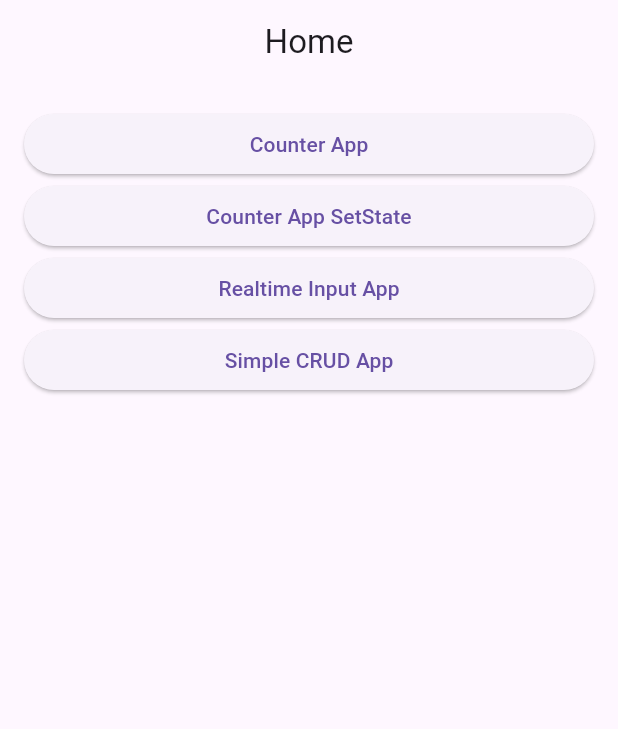
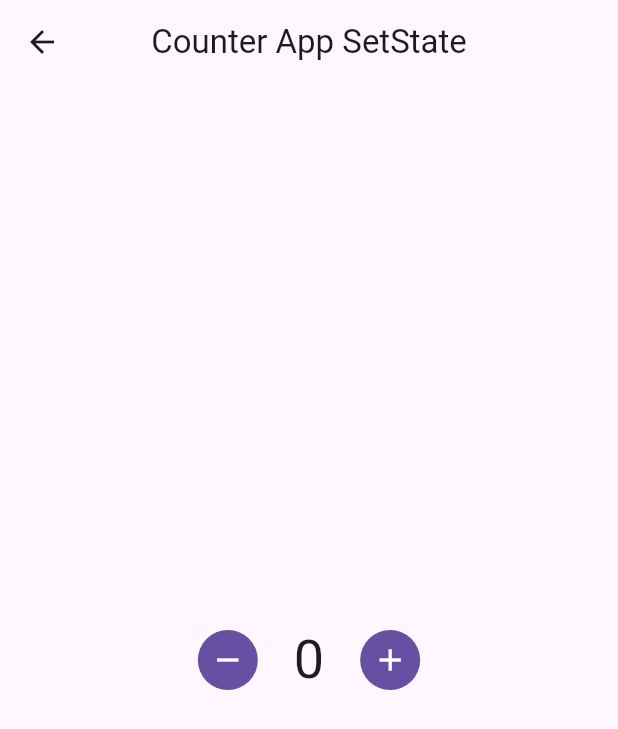
Before and after one commit to HarunNurahman/learn-getx, a Flutter app: the screen it shows after launch, after a tap on "Counter App SetState", on a phone screen of 412 x 824 dp. Shown: the top 729 px of the screen. Run offline on Flutter 3.47's test engine with Material 3 defaults, Android fonts, the light colour scheme and no system bars; our stand-ins replace get; missing offline and left inert: d_input, d_method.

Commit message:
Create GetX function

```diff
--- a/lib/main.dart
+++ b/lib/main.dart
@@ -1,5 +1,6 @@
 import 'package:flutter/material.dart';
 import 'package:flutter_learn_getx/pages/home.dart';
+import 'package:get/get.dart';
 
 void main() {
   runApp(const MainApp());
@@ -10,7 +11,8 @@ class MainApp extends StatelessWidget {
 
   @override
   Widget build(BuildContext context) {
-    return MaterialApp(
+    return GetMaterialApp(
+      debugShowCheckedModeBanner: false,
       theme: ThemeData(useMaterial3: true),
       home: const HomePage(),
     );
--- /dev/null
+++ b/lib/pages/counter_app_setstate.dart
@@ -0,0 +1,66 @@
+import 'package:d_method/d_method.dart';
+import 'package:flutter/material.dart';
+
+class CounterAppSetState extends StatefulWidget {
+  const CounterAppSetState({super.key});
+
+  @override
+  State<CounterAppSetState> createState() => _CounterAppSetStateState();
+}
+
+class _CounterAppSetStateState extends State<CounterAppSetState> {
+  int counterNumber = 0;
+
+  @override
+  void initState() {
+    DMethod.printBasic('initState() - CounterAppSetState');
+    super.initState();
+  }
+
+  @override
+  void dispose() {
+    DMethod.printBasic('dispose() - CounterAppSetState');
+    super.dispose();
+  }
+
+  @override
+  Widget build(BuildContext context) {
+    DMethod.printBasic('build() - CounterAppSetState');
+
+    return Scaffold(
+      appBar: AppBar(
+        title: const Text('Counter App SetState'),
+        centerTitle: true,
+      ),
+      body: Center(
+        child: Row(
+          mainAxisAlignment: MainAxisAlignment.center,
+          children: [
+            IconButton.filled(
+              onPressed: () {
+                counterNumber -= 1;
+                setState(() {});
+                print(counterNumber);
+              },
+              icon: const Icon(Icons.remove),
+            ),
+            const SizedBox(width: 20),
+            Text(
+              '$counterNumber',
+              style: Theme.of(context).textTheme.displaySmall,
+            ),
+            const SizedBox(width: 20),
+            IconButton.filled(
+              onPressed: () {
+                counterNumber += 1;
+                setState(() {});
+                print(counterNumber);
+              },
+              icon: const Icon(Icons.add),
+            ),
+          ],
+        ),
+      ),
+    );
+  }
+}
```
Also changed, not shown: lib/pages/counter_app.dart (added, +48 -0 lines), lib/pages/home.dart (+13 -3 lines), lib/pages/realtime_input_app.dart (added, +65 -0 lines), 1 other file.
